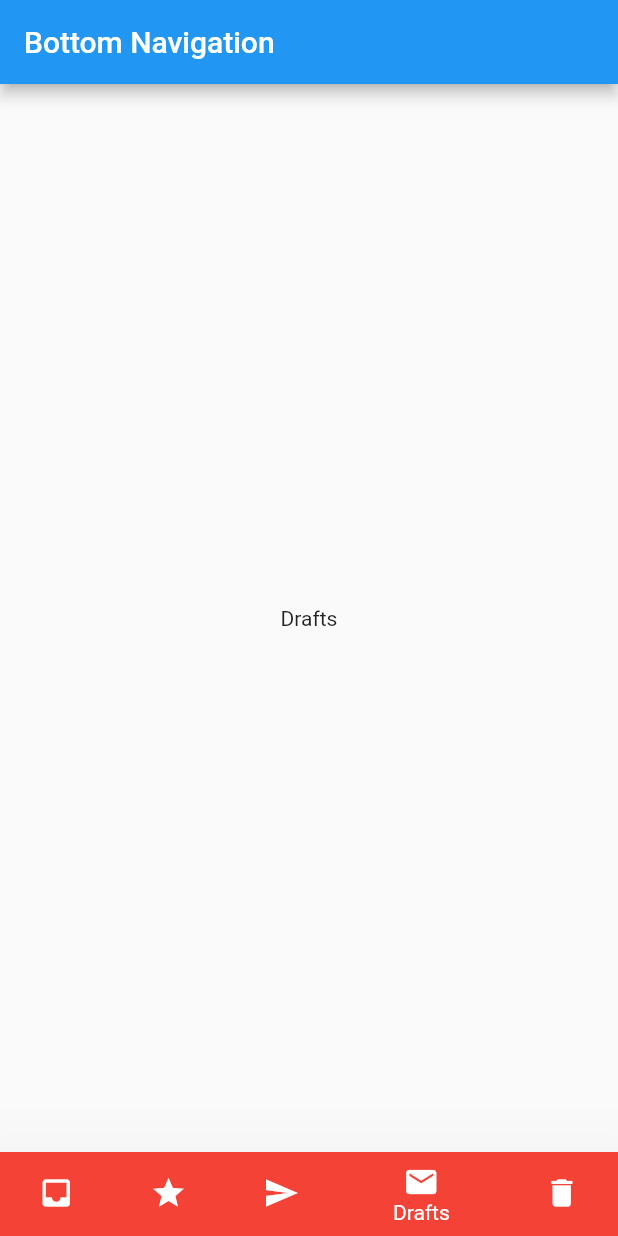
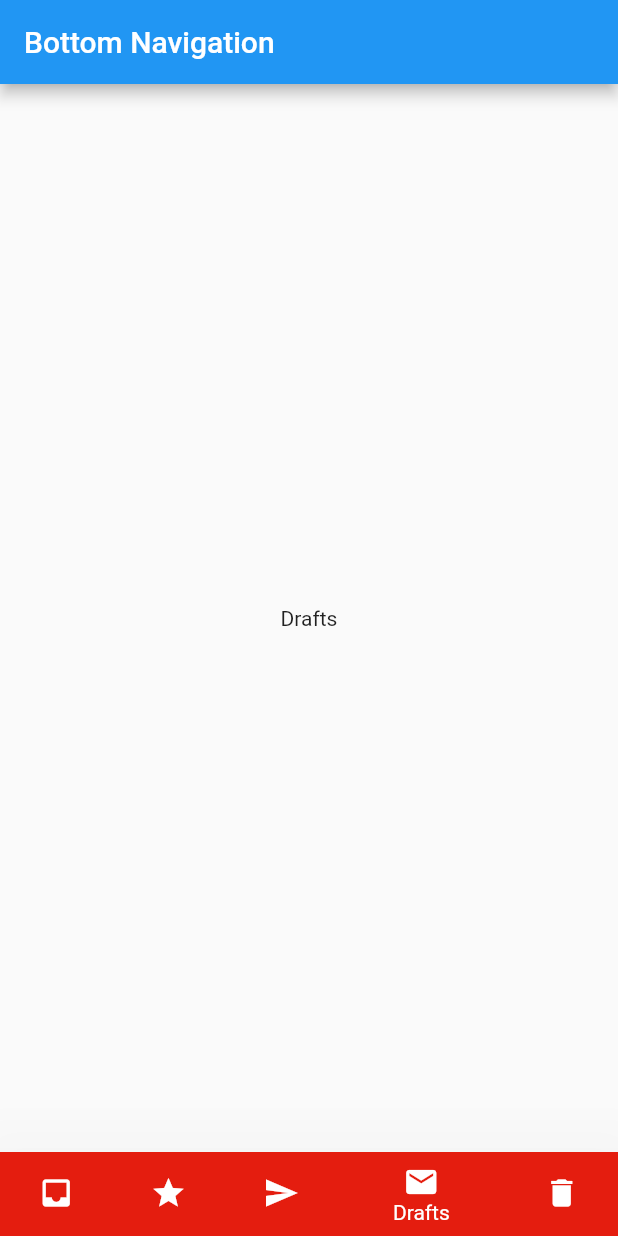
Before and after one commit to ruiyotabby/botom_navigation, a Flutter app: the screen it shows after launch, item 4 of the bottom bar chosen, on a phone screen of 412 x 824 dp. Run offline on Flutter 3.47's test engine with Material 2 defaults, Android fonts, the phone set to English and light mode, and no system bars.

Commit message:
commit
Signed-off-by: Ruiyot Abby <ruiyotabby@gmail.com>

```diff
--- a/lib/main.dart
+++ b/lib/main.dart
@@ -89,14 +89,14 @@ class _MainPageState extends State<MainPage> {
             label: Defaults.bottomNavItemText[2],
           ),
           BottomNavigationBarItem(
-            backgroundColor: Colors.red,
+            backgroundColor: Color.fromARGB(255, 228, 29, 15),
             icon: Icon(
               Defaults.bottomNavItemIcon[3],
             ),
             label: Defaults.bottomNavItemText[3],
           ),
           BottomNavigationBarItem(
-            backgroundColor: Colors.green,
+            backgroundColor: Color.fromARGB(255, 34, 211, 42),
             icon: Icon(
               Defaults.bottomNavItemIcon[4],
             ),
```
